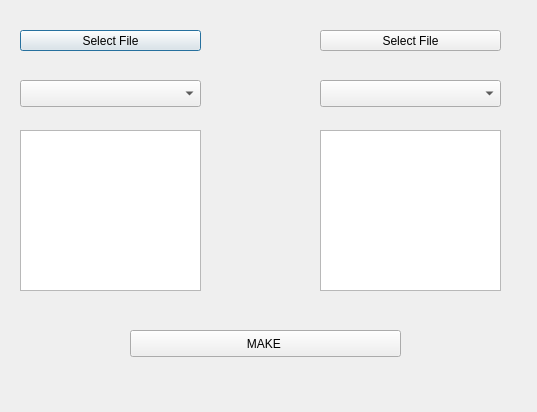
Before: the Qt Designer form crossFiles.ui in mendoza/hotcake, drawn with Qt 5.
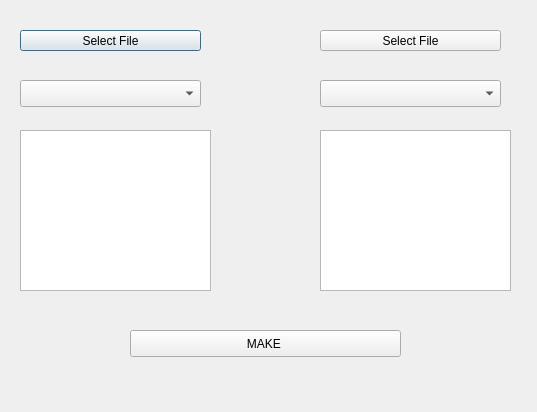
After: the same form once the commit is applied.

Patch:
```diff
--- a/crossFiles.ui
+++ b/crossFiles.ui
@@ -59,26 +59,6 @@
     </rect>
    </property>
   </widget>
-  <widget class="QListView" name="lista1">
-   <property name="geometry">
-    <rect>
-     <x>20</x>
-     <y>130</y>
-     <width>181</width>
-     <height>161</height>
-    </rect>
-   </property>
-  </widget>
-  <widget class="QListView" name="lista2">
-   <property name="geometry">
-    <rect>
-     <x>320</x>
-     <y>130</y>
-     <width>181</width>
-     <height>161</height>
-    </rect>
-   </property>
-  </widget>
   <widget class="QPushButton" name="fusion">
    <property name="geometry">
     <rect>
@@ -92,6 +72,26 @@
     <string>MAKE </string>
    </property>
   </widget>
+  <widget class="QListWidget" name="lista1">
+   <property name="geometry">
+    <rect>
+     <x>20</x>
+     <y>130</y>
+     <width>191</width>
+     <height>161</height>
+    </rect>
+   </property>
+  </widget>
+  <widget class="QListWidget" name="lista2">
+   <property name="geometry">
+    <rect>
+     <x>320</x>
+     <y>130</y>
+     <width>191</width>
+     <height>161</height>
+    </rect>
+   </property>
+  </widget>
  </widget>
  <resources/>
  <connections/>
```
